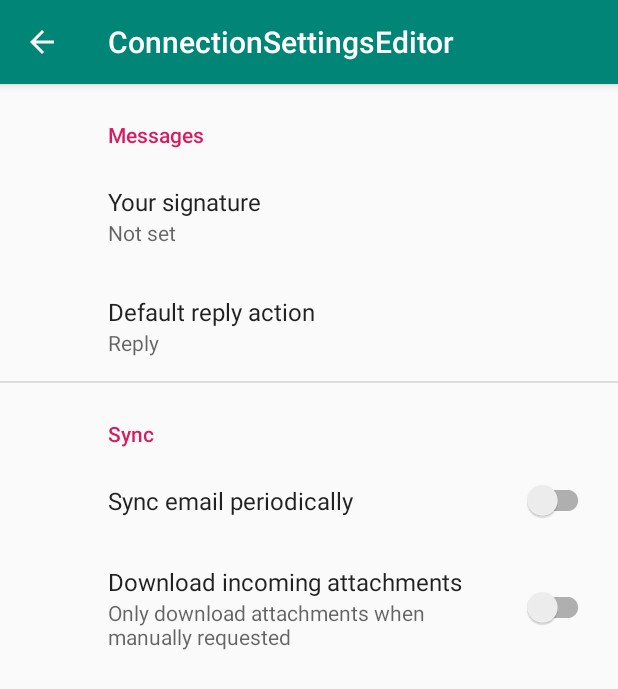
After one commit to sunny-lan/WsvAndroidClient, an Android app: the ConnectionSettingsEditorActivity screen opened directly, with no data from a screen before it, on a phone screen of 412 x 824 dp. The commit adds this screen. Shown: the top 689 px of the screen. Run offline under Robolectric (Android 15) with nearby library versions, the phone set to English and light mode, and no system bars; our stand-ins replace androidx.preference.

Commit message:
TLS working, start adding settings.

```diff
--- a/app/src/main/java/com/kust/websocketvpn/WsvUI.java
+++ b/app/src/main/java/com/kust/websocketvpn/WsvUI.java
@@ -102,6 +102,7 @@ public class WsvUI extends AppCompatActivity {
     @Override
     protected void onResume() {
         super.onResume();
+        updateState();
         if (!serviceBound)
             doBindService();
         else
@@ -138,6 +139,7 @@ public class WsvUI extends AppCompatActivity {
 
     @Override
     protected void onActivityResult(int request, int result, Intent data) {
+        super.onActivityResult(request, result, data);
         if (result == RESULT_OK) {
             getSharedPreferences("defaultSettings", MODE_PRIVATE).edit()
                     .putString(WsvService.STR_SERVER, server.getSelectedItem().toString())
--- /dev/null
+++ b/app/src/main/java/com/kust/websocketvpn/db/ConnectionSettingsEditorActivity.java
@@ -0,0 +1,33 @@
+package com.kust.websocketvpn.db;
+
+import android.os.Bundle;
+
+import androidx.appcompat.app.ActionBar;
+import androidx.appcompat.app.AppCompatActivity;
+import androidx.preference.PreferenceFragmentCompat;
+
+import com.kust.websocketvpn.R;
+
+public class ConnectionSettingsEditorActivity extends AppCompatActivity {
+
+    @Override
+    protected void onCreate(Bundle savedInstanceState) {
+        super.onCreate(savedInstanceState);
+        setContentView(R.layout.settings_activity);
+        getSupportFragmentManager()
+                .beginTransaction()
+                .replace(R.id.settings, new SettingsFragment())
+                .commit();
+        ActionBar actionBar = getSupportActionBar();
+        if (actionBar != null) {
+            actionBar.setDisplayHomeAsUpEnabled(true);
+        }
+    }
+
+    public static class SettingsFragment extends PreferenceFragmentCompat {
+        @Override
+        public void onCreatePreferences(Bundle savedInstanceState, String rootKey) {
+            setPreferencesFromResource(R.xml.root_preferences, rootKey);
+        }
+    }
+}
--- /dev/null
+++ b/app/src/main/res/layout/settings_activity.xml
@@ -0,0 +1,9 @@
+<LinearLayout xmlns:android="http://schemas.android.com/apk/res/android"
+    android:layout_width="match_parent"
+    android:layout_height="match_parent">
+
+    <FrameLayout
+        android:id="@+id/settings"
+        android:layout_width="match_parent"
+        android:layout_height="match_parent" />
+</LinearLayout>
--- a/app/src/main/res/values/arrays.xml
+++ b/app/src/main/res/values/arrays.xml
@@ -1,7 +1,21 @@
 <?xml version="1.0" encoding="utf-8"?>
 <resources>
-    <string-array name="servers" >
+    <string-array name="servers">
         <item>ws://192.168.2.111:80/</item>
-        <item>wss://sheltered-beach-23795.herokuapp.com/</item>
+        <item>ws://192.168.2.108:80/</item>
+        <item>wss://192.168.2.108:443/</item>
+        <item>ws://35.182.101.66:80/</item>
+        <item>ws://x4jz1ockbl.execute-api.ca-central-1.amazonaws.com/prod/</item>
+        <item>wss://x4jz1ockbl.execute-api.ca-central-1.amazonaws.com/prod/</item>
+    </string-array>
+    <!-- Reply Preference -->
+    <string-array name="reply_entries">
+        <item>Reply</item>
+        <item>Reply to all</item>
+    </string-array>
+
+    <string-array name="reply_values">
+        <item>reply</item>
+        <item>reply_all</item>
     </string-array>
 </resources>
--- a/app/src/main/res/values/strings.xml
+++ b/app/src/main/res/values/strings.xml
@@ -15,4 +15,20 @@
     <string name="serviceStoppedNormally">VPN service stopped normally</string>
     <string name="vpnStopping">VPN stopping</string>
     <string name="vpnRunning">VPN running</string>
+    <string name="title_activity_connection_settings_editor">ConnectionSettingsEditor</string>
+
+    <!-- Preference Titles -->
+    <string name="messages_header">Messages</string>
+    <string name="sync_header">Sync</string>
+
+    <!-- Messages Preferences -->
+    <string name="signature_title">Your signature</string>
+    <string name="reply_title">Default reply action</string>
+
+    <!-- Sync Preferences -->
+    <string name="sync_title">Sync email periodically</string>
+    <string name="attachment_title">Download incoming attachments</string>
+    <string name="attachment_summary_on">Automatically download attachments for incoming emails
+    </string>
+    <string name="attachment_summary_off">Only download attachments when manually requested</string>
 </resources>
--- /dev/null
+++ b/app/src/main/res/xml/root_preferences.xml
@@ -0,0 +1,35 @@
+<PreferenceScreen xmlns:app="http://schemas.android.com/apk/res-auto">
+
+    <PreferenceCategory app:title="@string/messages_header">
+
+        <EditTextPreference
+            app:key="signature"
+            app:title="@string/signature_title"
+            app:useSimpleSummaryProvider="true" />
+
+        <ListPreference
+            app:defaultValue="reply"
+            app:entries="@array/reply_entries"
+            app:entryValues="@array/reply_values"
+            app:key="reply"
+            app:title="@string/reply_title"
+            app:useSimpleSummaryProvider="true" />
+
+    </PreferenceCategory>
+
+    <PreferenceCategory app:title="@string/sync_header">
+
+        <SwitchPreferenceCompat
+            app:key="sync"
+            app:title="@string/sync_title" />
+
+        <SwitchPreferenceCompat
+            app:dependency="sync"
+            app:key="attachment"
+            app:summaryOff="@string/attachment_summary_off"
+            app:summaryOn="@string/attachment_summary_on"
+            app:title="@string/attachment_title" />
+
+    </PreferenceCategory>
+
+</PreferenceScreen>
--- a/build.gradle
+++ b/build.gradle
@@ -1,6 +1,7 @@
 // Top-level build file where you can add configuration options common to all sub-projects/modules.
 
 buildscript {
+    ext.kotlin_version = '1.4.10'
     repositories {
         google()
         jcenter()
@@ -8,6 +9,7 @@ buildscript {
     }
     dependencies {
         classpath 'com.android.tools.build:gradle:4.0.1'
+        classpath "org.jetbrains.kotlin:kotlin-gradle-plugin:$kotlin_version"
 
         // NOTE: Do not place your application dependencies here; they belong
         // in the individual module build.gradle files
@@ -27,3 +29,7 @@ allprojects {
 task clean(type: Delete) {
     delete rootProject.buildDir
 }
+
+ext {
+    roomVersion = '2.2.5'
+}
```
Also changed, not shown: app/build.gradle (+24 -4 lines), app/src/main/AndroidManifest.xml (+9 -5 lines), app/src/main/java/com/kust/Util.java (+30 -0 lines), app/src/main/java/com/kust/websocketvpn/WsvService.java (+38 -15 lines), app/src/main/java/com/kust/websocketvpn/db/ConnectionSetting.java (added, +25 -0 lines), app/src/main/java/com/kust/websocketvpn/db/ConnectionSettingDao.java (added, +26 -0 lines), app/src/main/java/com/kust/websocketvpn/db/SettingsViewModel.java (added, +16 -0 lines), app/src/main/java/com/kust/websocketvpn/db/WsvDb.java (added, +34 -0 lines), 1 other file.
